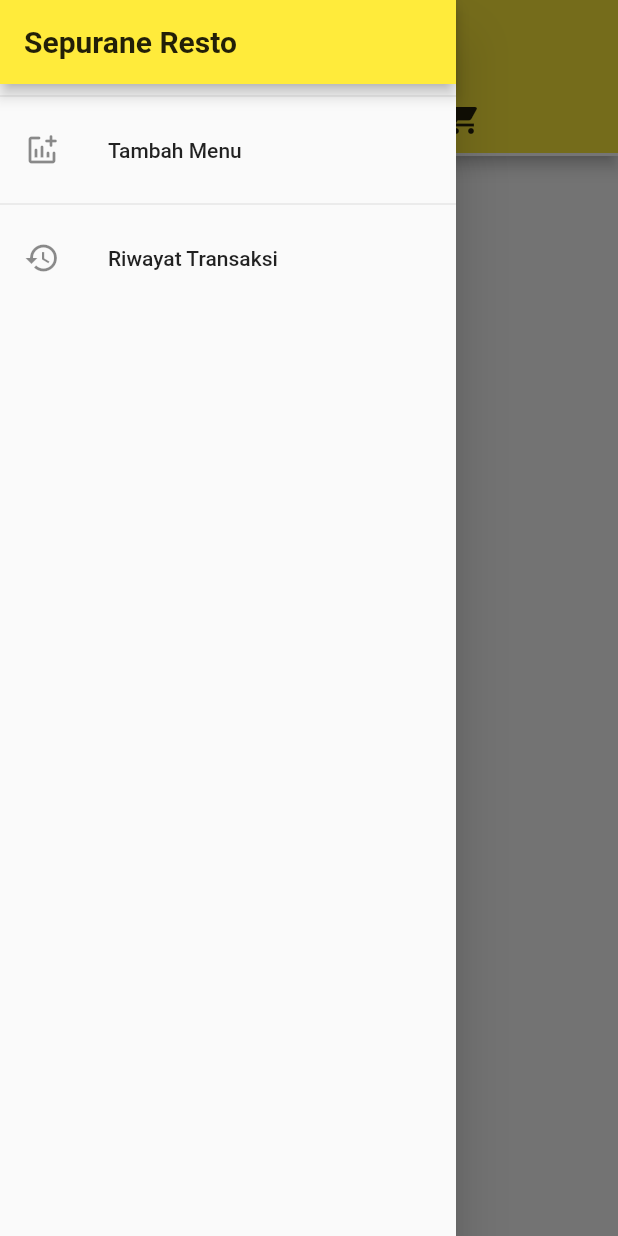
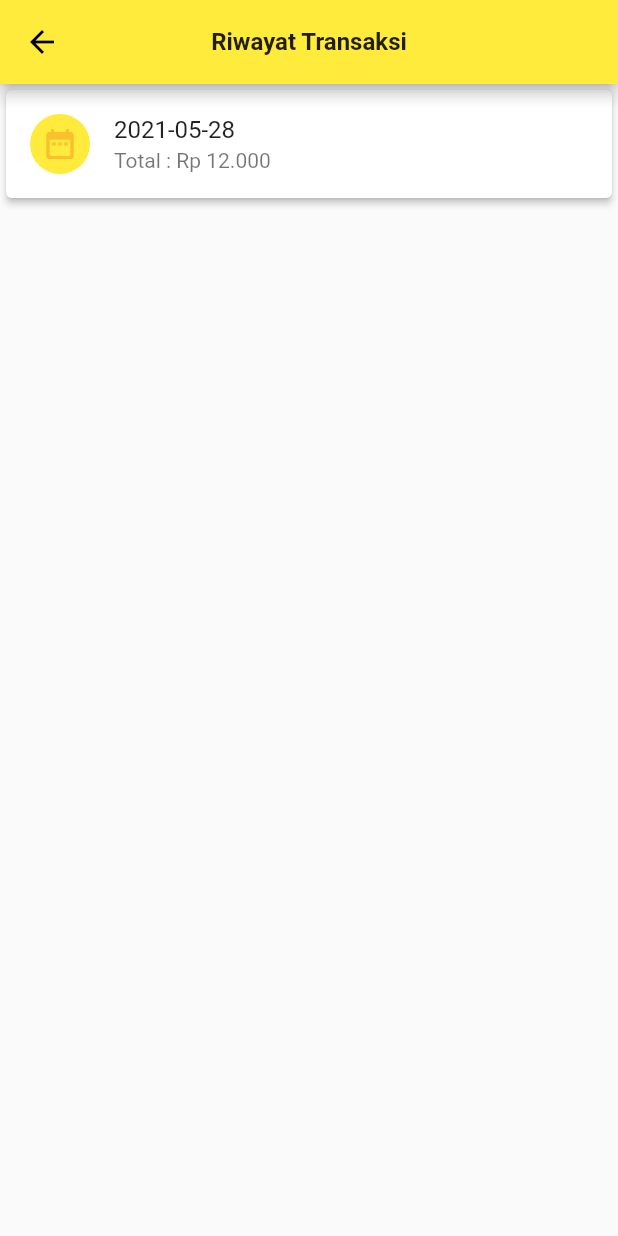
Before and after one commit to room2468/14-final-project-sepurane-3, a Flutter app: the screen it shows after launch, tab 2 chosen, in the side drawer, after a tap on "Riwayat Transaksi", on a phone screen of 412 x 824 dp. Run offline on Flutter 3.47's test engine with Material 2 defaults, Android fonts, the light colour scheme and no system bars; network calls fail.

Commit message:
menambahkan halaman riwayat transaksi

```diff
--- a/lib/main.dart
+++ b/lib/main.dart
@@ -1,5 +1,6 @@
 import 'package:flutter/material.dart';
 import 'package:sepurane_kasir/screens/MenuScreen.dart';
+import 'package:sepurane_kasir/screens/RiwayatTransaksi.dart';
 
 void main() {
   runApp(MyApp());
@@ -63,7 +64,10 @@ class _MyHomePageState extends State<MyHomePage> {
             ListTile(
               leading: Icon(Icons.history),
               title: Text('Riwayat Transaksi'),
-              onTap: () {},
+              onTap: () {
+                Navigator.of(context).push(MaterialPageRoute(
+                    builder: (BuildContext context) => RiwayatTransaksi()));
+              },
             ),
           ],
         )),
--- /dev/null
+++ b/lib/screens/RiwayatTransaksi.dart
@@ -0,0 +1,72 @@
+import 'package:flutter/material.dart';
+import 'package:sepurane_kasir/main.dart';
+
+class RiwayatTransaksi extends StatelessWidget {
+  @override
+  Widget build(BuildContext context) {
+    return Scaffold(
+        appBar: AppBar(
+          centerTitle: true,
+          title: Text(
+            "Riwayat Transaksi",
+            style: TextStyle(fontWeight: FontWeight.bold, fontSize: 16),
+          ),
+          leading: IconButton(
+            icon: Icon(Icons.arrow_back),
+            onPressed: () {
+              Navigator.of(context).push(MaterialPageRoute(
+                    builder: (BuildContext context) => MyApp()));
+            },
+          ),
+        ),
+        body: ListView(
+          children: [
+            Card(
+              color: Colors.white,
+              elevation: 2.0,
+              child: ListTile(
+                leading: CircleAvatar(
+                  backgroundColor: Colors.yellow,
+                  child: Icon(Icons.date_range_rounded),
+                ),
+                title: Text(
+                  "2021-05-28",
+                ),
+                subtitle: Text("Total : Rp 12.000"),
+              ),
+            )
+          ],
+        )
+        // body: Container(
+        //     padding: EdgeInsets.all(10),
+        //     margin: EdgeInsets.fromLTRB(0, 10, 0, 10),
+        //     //alignment: Alignment.topLeft,
+        //     decoration: BoxDecoration(
+        //       border: Border(
+        //         top: BorderSide(width: 1),
+        //         bottom: BorderSide(width: 1),
+        //       ),
+        //     ),
+        //     child: Row(
+        //       mainAxisAlignment: MainAxisAlignment.spaceBetween,
+        //       children: [
+        //         Text(
+        //           "2021-05-23",
+        //           style: TextStyle(
+        //             fontSize: 16,
+        //             fontWeight: FontWeight.bold,
+        //           ),
+        //         ),
+        //         Text(
+        //           "Rp 12.000",
+        //           style: TextStyle(
+        //             fontSize: 16,
+        //             fontWeight: FontWeight.bold,
+        //           ),
+        //         ),
+        //       ],
+        //     ),
+        //   ),
+        );
+  }
+}
```
Also changed, not shown: pubspec.lock.
